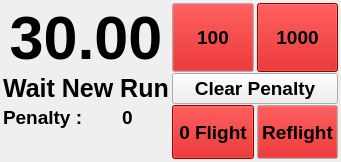
First picture: the form in F3FChrono/gui/WChrono.ui, repository jomarin38/F3FChrono, before the edit.
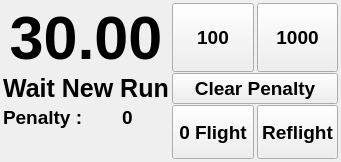
Second picture: the form after the edit.

Commit message: fix training issue after chronomode switch fix chrono time when btn next used with instart & first base change button red color in chrono gui

```diff
--- a/F3FChrono/gui/WChrono.ui
+++ b/F3FChrono/gui/WChrono.ui
@@ -133,421 +133,6 @@
        <verstretch>0</verstretch>
       </sizepolicy>
      </property>
-     <property name="palette">
-      <palette>
-       <active>
-        <colorrole role="WindowText">
-         <brush brushstyle="SolidPattern">
-          <color alpha="255">
-           <red>0</red>
-           <green>0</green>
-           <blue>0</blue>
-          </color>
-         </brush>
-        </colorrole>
-        <colorrole role="Button">
-         <brush brushstyle="SolidPattern">
-          <color alpha="255">
-           <red>204</red>
-           <green>0</green>
-           <blue>0</blue>
-          </color>
-         </brush>
-        </colorrole>
-        <colorrole role="Light">
-         <brush brushstyle="SolidPattern">
-          <color alpha="255">
-           <red>255</red>
-           <green>51</green>
-           <blue>51</blue>
-          </color>
-         </brush>
-        </colorrole>
-        <colorrole role="Midlight">
-         <brush brushstyle="SolidPattern">
-          <color alpha="255">
-           <red>229</red>
-           <green>25</green>
-           <blue>25</blue>
-          </color>
-         </brush>
-        </colorrole>
-        <colorrole role="Dark">
-         <brush brushstyle="SolidPattern">
-          <color alpha="255">
-           <red>102</red>
-           <green>0</green>
-           <blue>0</blue>
-          </color>
-         </brush>
-        </colorrole>
-        <colorrole role="Mid">
-         <brush brushstyle="SolidPattern">
-          <color alpha="255">
-           <red>136</red>
-           <green>0</green>
-           <blue>0</blue>
-          </color>
-         </brush>
-        </colorrole>
-        <colorrole role="Text">
-         <brush brushstyle="SolidPattern">
-          <color alpha="255">
-           <red>0</red>
-           <green>0</green>
-           <blue>0</blue>
-          </color>
-         </brush>
-        </colorrole>
-        <colorrole role="BrightText">
-         <brush brushstyle="SolidPattern">
-          <color alpha="255">
-           <red>255</red>
-           <green>255</green>
-           <blue>255</blue>
-          </color>
-         </brush>
-        </colorrole>
-        <colorrole role="ButtonText">
-         <brush brushstyle="SolidPattern">
-          <color alpha="255">
-           <red>0</red>
-           <green>0</green>
-           <blue>0</blue>
-          </color>
-         </brush>
-        </colorrole>
-        <colorrole role="Base">
-         <brush brushstyle="SolidPattern">
-          <color alpha="255">
-           <red>255</red>
-           <green>255</green>
-           <blue>255</blue>
-          </color>
-         </brush>
-        </colorrole>
-        <colorrole role="Window">
-         <brush brushstyle="SolidPattern">
-          <color alpha="255">
-           <red>204</red>
-           <green>0</green>
-           <blue>0</blue>
-          </color>
-         </brush>
-        </colorrole>
-        <colorrole role="Shadow">
-         <brush brushstyle="SolidPattern">
-          <color alpha="255">
-           <red>0</red>
-           <green>0</green>
-           <blue>0</blue>
-          </color>
-         </brush>
-        </colorrole>
-        <colorrole role="AlternateBase">
-         <brush brushstyle="SolidPattern">
-          <color alpha="255">
-           <red>229</red>
-           <green>127</green>
-           <blue>127</blue>
-          </color>
-         </brush>
-        </colorrole>
-        <colorrole role="ToolTipBase">
-         <brush brushstyle="SolidPattern">
-          <color alpha="255">
-           <red>255</red>
-           <green>255</green>
-           <blue>220</blue>
-          </color>
-         </brush>
-        </colorrole>
-        <colorrole role="ToolTipText">
-         <brush brushstyle="SolidPattern">
-          <color alpha="255">
-           <red>0</red>
-           <green>0</green>
-           <blue>0</blue>
-          </color>
-         </brush>
-        </colorrole>
-       </active>
-       <inactive>
-        <colorrole role="WindowText">
-         <brush brushstyle="SolidPattern">
-          <color alpha="255">
-           <red>0</red>
-           <green>0</green>
-           <blue>0</blue>
-          </color>
-         </brush>
-        </colorrole>
-        <colorrole role="Button">
-         <brush brushstyle="SolidPattern">
-          <color alpha="255">
-           <red>204</red>
-           <green>0</green>
-           <blue>0</blue>
-          </color>
-         </brush>
-        </colorrole>
-        <colorrole role="Light">
-         <brush brushstyle="SolidPattern">
-          <color alpha="255">
-           <red>255</red>
-           <green>51</green>
-           <blue>51</blue>
-          </color>
-         </brush>
-        </colorrole>
-        <colorrole role="Midlight">
-         <brush brushstyle="SolidPattern">
-          <color alpha="255">
-           <red>229</red>
-           <green>25</green>
-           <blue>25</blue>
-          </color>
-         </brush>
-        </colorrole>
-        <colorrole role="Dark">
-         <brush brushstyle="SolidPattern">
-          <color alpha="255">
-           <red>102</red>
-           <green>0</green>
-           <blue>0</blue>
-          </color>
-         </brush>
-        </colorrole>
-        <colorrole role="Mid">
-         <brush brushstyle="SolidPattern">
-          <color alpha="255">
-           <red>136</red>
-           <green>0</green>
-           <blue>0</blue>
-          </color>
-         </brush>
-        </colorrole>
-        <colorrole role="Text">
-         <brush brushstyle="SolidPattern">
-          <color alpha="255">
-           <red>0</red>
-           <green>0</green>
-           <blue>0</blue>
-          </color>
-         </brush>
-        </colorrole>
-        <colorrole role="BrightText">
-         <brush brushstyle="SolidPattern">
-          <color alpha="255">
-           <red>255</red>
-           <green>255</green>
-           <blue>255</blue>
-          </color>
-         </brush>
-        </colorrole>
-        <colorrole role="ButtonText">
-         <brush brushstyle="SolidPattern">
-          <color alpha="255">
-           <red>0</red>
-           <green>0</green>
-           <blue>0</blue>
-          </color>
-         </brush>
-        </colorrole>
-        <colorrole role="Base">
-         <brush brushstyle="SolidPattern">
-          <color alpha="255">
-           <red>255</red>
-           <green>255</green>
-           <blue>255</blue>
-          </color>
-         </brush>
-        </colorrole>
-        <colorrole role="Window">
-         <brush brushstyle="SolidPattern">
-          <color alpha="255">
-           <red>204</red>
-           <green>0</green>
-           <blue>0</blue>
-          </color>
-         </brush>
-        </colorrole>
-        <colorrole role="Shadow">
-         <brush brushstyle="SolidPattern">
-          <color alpha="255">
-           <red>0</red>
-           <green>0</green>
-           <blue>0</blue>
-          </color>
-         </brush>
-        </colorrole>
-        <colorrole role="AlternateBase">
-         <brush brushstyle="SolidPattern">
-          <color alpha="255">
-           <red>229</red>
-           <green>127</green>
-           <blue>127</blue>
-          </color>
-         </brush>
-        </colorrole>
-        <colorrole role="ToolTipBase">
-         <brush brushstyle="SolidPattern">
-          <color alpha="255">
-           <red>255</red>
-           <green>255</green>
-           <blue>220</blue>
-          </color>
-         </brush>
-        </colorrole>
-        <colorrole role="ToolTipText">
-         <brush brushstyle="SolidPattern">
-          <color alpha="255">
-           <red>0</red>
-           <green>0</green>
-           <blue>0</blue>
-          </color>
-         </brush>
-        </colorrole>
-       </inactive>
-       <disabled>
-        <colorrole role="WindowText">
-         <brush brushstyle="SolidPattern">
-          <color alpha="255">
-           <red>102</red>
-           <green>0</green>
-           <blue>0</blue>
-          </color>
-         </brush>
-        </colorrole>
-        <colorrole role="Button">
-         <brush brushstyle="SolidPattern">
-          <color alpha="255">
-           <red>204</red>
-           <green>0</green>
-           <blue>0</blue>
-          </color>
-         </brush>
-        </colorrole>
-        <colorrole role="Light">
-         <brush brushstyle="SolidPattern">
-          <color alpha="255">
-           <red>255</red>
-           <green>51</green>
-           <blue>51</blue>
-          </color>
-         </brush>
-        </colorrole>
-        <colorrole role="Midlight">
-         <brush brushstyle="SolidPattern">
-          <color alpha="255">
-           <red>229</red>
-           <green>25</green>
-           <blue>25</blue>
-          </color>
-         </brush>
-        </colorrole>
-        <colorrole role="Dark">
-         <brush brushstyle="SolidPattern">
-          <color alpha="255">
-           <red>102</red>
-           <green>0</green>
-           <blue>0</blue>
-          </color>
-         </brush>
-        </colorrole>
-        <colorrole role="Mid">
-         <brush brushstyle="SolidPattern">
-          <color alpha="255">
-           <red>136</red>
-           <green>0</green>
-           <blue>0</blue>
-          </color>
-         </brush>
-        </colorrole>
-        <colorrole role="Text">
-         <brush brushstyle="SolidPattern">
-          <color alpha="255">
-           <red>102</red>
-           <green>0</green>
-           <blue>0</blue>
-          </color>
-         </brush>
-        </colorrole>
-        <colorrole role="BrightText">
-         <brush brushstyle="SolidPattern">
-          <color alpha="255">
-           <red>255</red>
-           <green>255</green>
-           <blue>255</blue>
-          </color>
-         </brush>
-        </colorrole>
-        <colorrole role="ButtonText">
-         <brush brushstyle="SolidPattern">
-          <color alpha="255">
-           <red>102</red>
-           <green>0</green>
-           <blue>0</blue>
-          </color>
-         </brush>
-        </colorrole>
-        <colorrole role="Base">
-         <brush brushstyle="SolidPattern">
-          <color alpha="255">
-           <red>204</red>
-           <green>0</green>
-           <blue>0</blue>
-          </color>
-         </brush>
-        </colorrole>
-        <colorrole role="Window">
-         <brush brushstyle="SolidPattern">
-          <color alpha="255">
-           <red>204</red>
-           <green>0</green>
-           <blue>0</blue>
-          </color>
-         </brush>
-        </colorrole>
-        <colorrole role="Shadow">
-         <brush brushstyle="SolidPattern">
-          <color alpha="255">
-           <red>0</red>
-           <green>0</green>
-           <blue>0</blue>
-          </color>
-         </brush>
-        </colorrole>
-        <colorrole role="AlternateBase">
-         <brush brushstyle="SolidPattern">
-          <color alpha="255">
-           <red>204</red>
-           <green>0</green>
-           <blue>0</blue>
-          </color>
-         </brush>
-        </colorrole>
-        <colorrole role="ToolTipBase">
-         <brush brushstyle="SolidPattern">
-          <color alpha="255">
-           <red>255</red>
-           <green>255</green>
-           <blue>220</blue>
-          </color>
-         </brush>
-        </colorrole>
-        <colorrole role="ToolTipText">
-         <brush brushstyle="SolidPattern">
-          <color alpha="255">
-           <red>0</red>
-           <green>0</green>
-           <blue>0</blue>
-          </color>
-         </brush>
-        </colorrole>
-       </disabled>
-      </palette>
-     </property>
      <property name="font">
       <font>
        <pointsize>14</pointsize>
@@ -568,43 +153,6 @@
        <verstretch>0</verstretch>
       </sizepolicy>
      </property>
-     <property name="palette">
-      <palette>
-       <active>
-        <colorrole role="Button">
-         <brush brushstyle="SolidPattern">
-          <color alpha="255">
-           <red>204</red>
-           <green>0</green>
-           <blue>0</blue>
-          </color>
-         </brush>
-        </colorrole>
-       </active>
-       <inactive>
-        <colorrole role="Button">
-         <brush brushstyle="SolidPattern">
-          <color alpha="255">
-           <red>204</red>
-           <green>0</green>
-           <blue>0</blue>
-          </color>
-         </brush>
-        </colorrole>
-       </inactive>
-       <disabled>
-        <colorrole role="Button">
-         <brush brushstyle="SolidPattern">
-          <color alpha="255">
-           <red>204</red>
-           <green>0</green>
-           <blue>0</blue>
-          </color>
-         </brush>
-        </colorrole>
-       </disabled>
-      </palette>
-     </property>
      <property name="font">
       <font>
        <pointsize>14</pointsize>
@@ -625,421 +173,6 @@
        <verstretch>0</verstretch>
       </sizepolicy>
      </property>
-     <property name="palette">
-      <palette>
-       <active>
-        <colorrole role="WindowText">
-         <brush brushstyle="SolidPattern">
-          <color alpha="255">
-           <red>0</red>
-           <green>0</green>
-           <blue>0</blue>
-          </color>
-         </brush>
-        </colorrole>
-        <colorrole role="Button">
-         <brush brushstyle="SolidPattern">
-          <color alpha="255">
-           <red>204</red>
-           <green>0</green>
-           <blue>0</blue>
-          </color>
-         </brush>
-        </colorrole>
-        <colorrole role="Light">
-         <brush brushstyle="SolidPattern">
-          <color alpha="255">
-           <red>255</red>
-           <green>51</green>
-           <blue>51</blue>
-          </color>
-         </brush>
-        </colorrole>
-        <colorrole role="Midlight">
-         <brush brushstyle="SolidPattern">
-          <color alpha="255">
-           <red>229</red>
-           <green>25</green>
-           <blue>25</blue>
-          </color>
-         </brush>
-        </colorrole>
-        <colorrole role="Dark">
-         <brush brushstyle="SolidPattern">
-          <color alpha="255">
-           <red>102</red>
-           <green>0</green>
-           <blue>0</blue>
-          </color>
-         </brush>
-        </colorrole>
-        <colorrole role="Mid">
-         <brush brushstyle="SolidPattern">
-          <color alpha="255">
-           <red>136</red>
-           <green>0</green>
-           <blue>0</blue>
-          </color>
-         </brush>
-        </colorrole>
-        <colorrole role="Text">
-         <brush brushstyle="SolidPattern">
-          <color alpha="255">
-           <red>0</red>
-           <green>0</green>
-           <blue>0</blue>
-          </color>
-         </brush>
-        </colorrole>
-        <colorrole role="BrightText">
-         <brush brushstyle="SolidPattern">
-          <color alpha="255">
-           <red>255</red>
-           <green>255</green>
-           <blue>255</blue>
-          </color>
-         </brush>
-        </colorrole>
-        <colorrole role="ButtonText">
-         <brush brushstyle="SolidPattern">
-          <color alpha="255">
-           <red>0</red>
-           <green>0</green>
-           <blue>0</blue>
-          </color>
-         </brush>
-        </colorrole>
-        <colorrole role="Base">
-         <brush brushstyle="SolidPattern">
-          <color alpha="255">
-           <red>255</red>
-           <green>255</green>
-           <blue>255</blue>
-          </color>
-         </brush>
-        </colorrole>
-        <colorrole role="Window">
-         <brush brushstyle="SolidPattern">
-          <color alpha="255">
-           <red>204</red>
-           <green>0</green>
-           <blue>0</blue>
-          </color>
-         </brush>
-        </colorrole>
-        <colorrole role="Shadow">
-         <brush brushstyle="SolidPattern">
-          <color alpha="255">
-           <red>0</red>
-           <green>0</green>
-           <blue>0</blue>
-          </color>
-         </brush>
-        </colorrole>
-        <colorrole role="AlternateBase">
-         <brush brushstyle="SolidPattern">
-          <color alpha="255">
-           <red>229</red>
-           <green>127</green>
-           <blue>127</blue>
-          </color>
-         </brush>
-        </colorrole>
-        <colorrole role="ToolTipBase">
-         <brush brushstyle="SolidPattern">
-          <color alpha="255">
-           <red>255</red>
-           <green>255</green>
-           <blue>220</blue>
-          </color>
-         </brush>
-        </colorrole>
-        <colorrole role="ToolTipText">
-         <brush brushstyle="SolidPattern">
-          <color alpha="255">
-           <red>0</red>
-           <green>0</green>
-           <blue>0</blue>
-          </color>
-         </brush>
-        </colorrole>
-       </active>
-       <inactive>
-        <colorrole role="WindowText">
-         <brush brushstyle="SolidPattern">
-          <color alpha="255">
-           <red>0</red>
-           <green>0</green>
-           <blue>0</blue>
-          </color>
-         </brush>
-        </colorrole>
-        <colorrole role="Button">
-         <brush brushstyle="SolidPattern">
-          <color alpha="255">
-           <red>204</red>
-           <green>0</green>
-           <blue>0</blue>
-          </color>
-         </brush>
-        </colorrole>
-        <colorrole role="Light">
-         <brush brushstyle="SolidPattern">
-          <color alpha="255">
-           <red>255</red>
-           <green>51</green>
-           <blue>51</blue>
-          </color>
-         </brush>
-        </colorrole>
-        <colorrole role="Midlight">
-         <brush brushstyle="SolidPattern">
-          <color alpha="255">
-           <red>229</red>
-           <green>25</green>
-           <blue>25</blue>
-          </color>
-         </brush>
-        </colorrole>
-        <colorrole role="Dark">
-         <brush brushstyle="SolidPattern">
-          <color alpha="255">
-           <red>102</red>
-           <green>0</green>
-           <blue>0</blue>
-          </color>
-         </brush>
-        </colorrole>
-        <colorrole role="Mid">
-         <brush brushstyle="SolidPattern">
-          <color alpha="255">
-           <red>136</red>
-           <green>0</green>
-           <blue>0</blue>
-          </color>
-         </brush>
-        </colorrole>
-        <colorrole role="Text">
-         <brush brushstyle="SolidPattern">
-          <color alpha="255">
-           <red>0</red>
-           <green>0</green>
-           <blue>0</blue>
-          </color>
-         </brush>
-        </colorrole>
-        <colorrole role="BrightText">
-         <brush brushstyle="SolidPattern">
-          <color alpha="255">
-           <red>255</red>
-           <green>255</green>
-           <blue>255</blue>
-          </color>
-         </brush>
-        </colorrole>
-        <colorrole role="ButtonText">
-         <brush brushstyle="SolidPattern">
-          <color alpha="255">
-           <red>0</red>
-           <green>0</green>
-           <blue>0</blue>
-          </color>
-         </brush>
-        </colorrole>
-        <colorrole role="Base">
-         <brush brushstyle="SolidPattern">
-          <color alpha="255">
-           <red>255</red>
-           <green>255</green>
-           <blue>255</blue>
-          </color>
-         </brush>
-        </colorrole>
-        <colorrole role="Window">
-         <brush brushstyle="SolidPattern">
-          <color alpha="255">
-           <red>204</red>
-           <green>0</green>
-           <blue>0</blue>
-          </color>
-         </brush>
-        </colorrole>
-        <colorrole role="Shadow">
-         <brush brushstyle="SolidPattern">
-          <color alpha="255">
-           <red>0</red>
-           <green>0</green>
-           <blue>0</blue>
-          </color>
-         </brush>
-        </colorrole>
-        <colorrole role="AlternateBase">
-         <brush brushstyle="SolidPattern">
-          <color alpha="255">
-           <red>229</red>
-           <green>127</green>
-           <blue>127</blue>
-          </color>
-         </brush>
-        </colorrole>
-        <colorrole role="ToolTipBase">
-         <brush brushstyle="SolidPattern">
-          <color alpha="255">
-           <red>255</red>
-           <green>255</green>
-           <blue>220</blue>
-          </color>
-         </brush>
-        </colorrole>
-        <colorrole role="ToolTipText">
-         <brush brushstyle="SolidPattern">
-          <color alpha="255">
-           <red>0</red>
-           <green>0</green>
-           <blue>0</blue>
-          </color>
-         </brush>
-        </colorrole>
-       </inactive>
-       <disabled>
-        <colorrole role="WindowText">
-         <brush brushstyle="SolidPattern">
-          <color alpha="255">
-           <red>102</red>
-           <green>0</green>
-           <blue>0</blue>
-          </color>
-         </brush>
-        </colorrole>
-        <colorrole role="Button">
-         <brush brushstyle="SolidPattern">
-          <color alpha="255">
-           <red>204</red>
-           <green>0</green>
-           <blue>0</blue>
-          </color>
-         </brush>
-        </colorrole>
-        <colorrole role="Light">
-         <brush brushstyle="SolidPattern">
-          <color alpha="255">
-           <red>255</red>
-           <green>51</green>
-           <blue>51</blue>
-          </color>
-         </brush>
-        </colorrole>
-        <colorrole role="Midlight">
-         <brush brushstyle="SolidPattern">
-          <color alpha="255">
-           <red>229</red>
-           <green>25</green>
-           <blue>25</blue>
-          </color>
-         </brush>
-        </colorrole>
-        <colorrole role="Dark">
-         <brush brushstyle="SolidPattern">
-          <color alpha="255">
-           <red>102</red>
-           <green>0</green>
-           <blue>0</blue>
-          </color>
-         </brush>
-        </colorrole>
-        <colorrole role="Mid">
-         <brush brushstyle="SolidPattern">
-          <color alpha="255">
-           <red>136</red>
-           <green>0</green>
-           <blue>0</blue>
-          </color>
-         </brush>
-        </colorrole>
-        <colorrole role="Text">
-         <brush brushstyle="SolidPattern">
-          <color alpha="255">
-           <red>102</red>
-           <green>0</green>
-           <blue>0</blue>
-          </color>
-         </brush>
-        </colorrole>
-        <colorrole role="BrightText">
-         <brush brushstyle="SolidPattern">
-          <color alpha="255">
-           <red>255</red>
-           <green>255</green>
-           <blue>255</blue>
-          </color>
-         </brush>
-        </colorrole>
-        <colorrole role="ButtonText">
-         <brush brushstyle="SolidPattern">
-          <color alpha="255">
-           <red>102</red>
-           <green>0</green>
-           <blue>0</blue>
-          </color>
-         </brush>
-        </colorrole>
-        <colorrole role="Base">
-         <brush brushstyle="SolidPattern">
-          <color alpha="255">
-           <red>204</red>
-           <green>0</green>
-           <blue>0</blue>
-          </color>
-         </brush>
-        </colorrole>
-        <colorrole role="Window">
-         <brush brushstyle="SolidPattern">
-          <color alpha="255">
-           <red>204</red>
-           <green>0</green>
-           <blue>0</blue>
-          </color>
-         </brush>
-        </colorrole>
-        <colorrole role="Shadow">
-         <brush brushstyle="SolidPattern">
-          <color alpha="255">
-           <red>0</red>
-           <green>0</green>
-           <blue>0</blue>
-          </color>
-         </brush>
-        </colorrole>
-        <colorrole role="AlternateBase">
-         <brush brushstyle="SolidPattern">
-          <color alpha="255">
-           <red>204</red>
-           <green>0</green>
-           <blue>0</blue>
-          </color>
-         </brush>
-        </colorrole>
-        <colorrole role="ToolTipBase">
-         <brush brushstyle="SolidPattern">
-          <color alpha="255">
-           <red>255</red>
-           <green>255</green>
-           <blue>220</blue>
-          </color>
-         </brush>
-        </colorrole>
-        <colorrole role="ToolTipText">
-         <brush brushstyle="SolidPattern">
-          <color alpha="255">
-           <red>0</red>
-           <green>0</green>
-           <blue>0</blue>
-          </color>
-         </brush>
-        </colorrole>
-       </disabled>
-      </palette>
-     </property>
      <property name="font">
       <font>
        <pointsize>14</pointsize>
@@ -1089,43 +222,6 @@
        <height>16777215</height>
       </size>
      </property>
-     <property name="palette">
-      <palette>
-       <active>
-        <colorrole role="Button">
-         <brush brushstyle="SolidPattern">
-          <color alpha="255">
-           <red>204</red>
-           <green>0</green>
-           <blue>0</blue>
-          </color>
-         </brush>
-        </colorrole>
-       </active>
-       <inactive>
-        <colorrole role="Button">
-         <brush brushstyle="SolidPattern">
-          <color alpha="255">
-           <red>204</red>
-           <green>0</green>
-           <blue>0</blue>
-          </color>
-         </brush>
-        </colorrole>
-       </inactive>
-       <disabled>
-        <colorrole role="Button">
-         <brush brushstyle="SolidPattern">
-          <color alpha="255">
-           <red>204</red>
-           <green>0</green>
-           <blue>0</blue>
-          </color>
-         </brush>
-        </colorrole>
-       </disabled>
-      </palette>
-     </property>
      <property name="font">
       <font>
        <pointsize>14</pointsize>
```
The commit also changes 6 other files.
